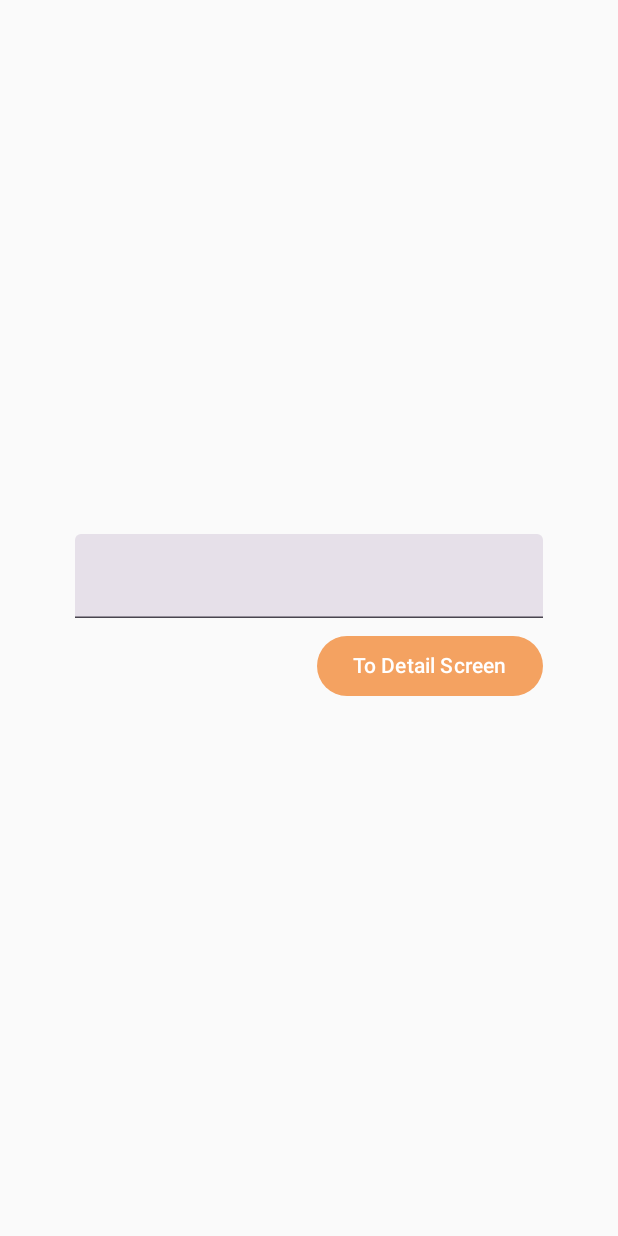
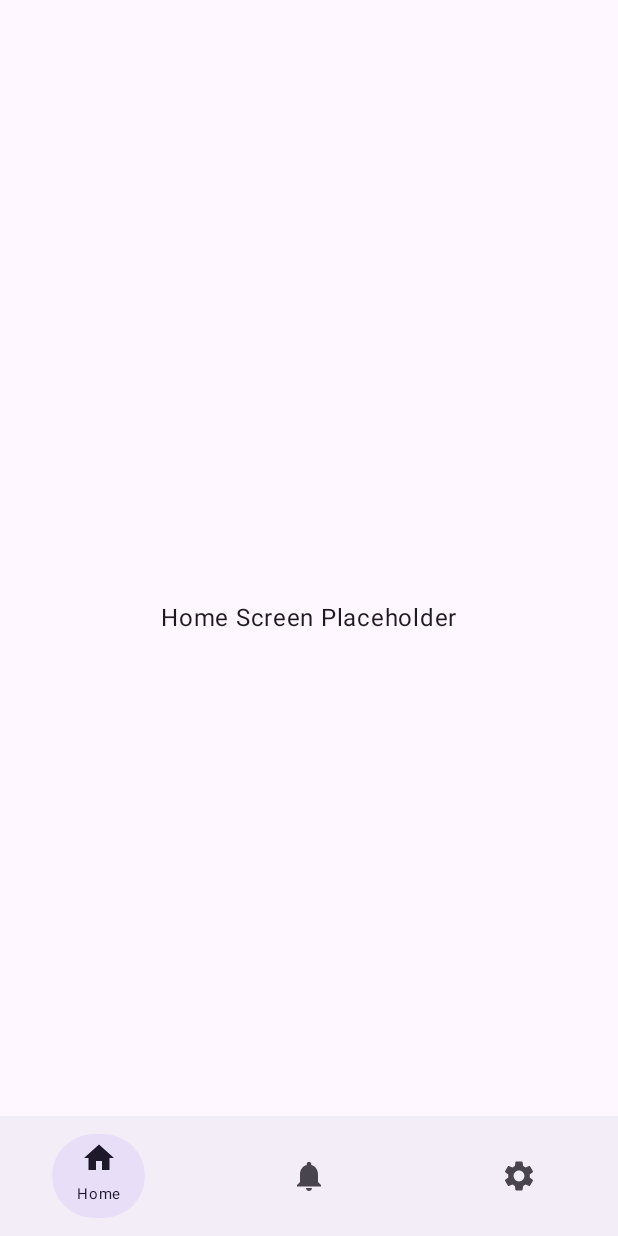
Before and after one commit to JamesAri/bp, an Android app built with Jetpack Compose: the screen it shows after launch (MainActivity), on a phone screen of 412 x 824 dp. Run offline under Robolectric (Android 15) with nearby library versions, the phone set to English and light mode, and no system bars.

Commit message:
scaffold bottom app bar navigation

```diff
--- /dev/null
+++ b/app/src/main/java/cz/zcu/students/jetpackcomposetestproject/BottomNavItem.kt
@@ -0,0 +1,45 @@
+package cz.zcu.students.jetpackcomposetestproject
+
+import androidx.compose.material.icons.Icons
+import androidx.compose.material.icons.filled.Home
+import androidx.compose.material.icons.filled.Notifications
+import androidx.compose.material.icons.filled.Settings
+import androidx.compose.ui.graphics.vector.ImageVector
+
+//data class BottomNavItem(
+//    val name: String,
+//    val route: String,
+//    val icon: ImageVector,
+//    val badgeCount: Int = 0
+//)
+
+sealed class BottomNavItem(
+    val name: String,
+    val route: String,
+    val icon: ImageVector,
+    var badgeCount: Int = 0
+) {
+    object Home : BottomNavItem(
+        name = "Home",
+        route = "home",
+        icon = Icons.Default.Home
+    )
+
+    object Notifications : BottomNavItem(
+        name = "Notifications",
+        route = "notifications",
+        icon = Icons.Default.Notifications
+    )
+
+    object Settings : BottomNavItem(
+        name = "Settings",
+        route = "settings",
+        icon = Icons.Default.Settings
+    )
+}
+
+val BottomNavItems: List<BottomNavItem> = listOf(
+    BottomNavItem.Home,
+    BottomNavItem.Notifications,
+    BottomNavItem.Settings,
+)
--- /dev/null
+++ b/app/src/main/java/cz/zcu/students/jetpackcomposetestproject/BottomNavigation.kt
@@ -0,0 +1,116 @@
+package cz.zcu.students.jetpackcomposetestproject
+
+import androidx.compose.foundation.layout.Box
+import androidx.compose.foundation.layout.Column
+import androidx.compose.foundation.layout.fillMaxSize
+import androidx.compose.material3.*
+import androidx.compose.runtime.Composable
+import androidx.compose.ui.Alignment
+import androidx.compose.ui.Alignment.Companion.CenterHorizontally
+import androidx.compose.ui.Modifier
+import androidx.compose.ui.text.style.TextAlign
+import androidx.compose.ui.unit.sp
+import androidx.navigation.NavController
+import androidx.navigation.NavHostController
+import androidx.navigation.compose.NavHost
+import androidx.navigation.compose.composable
+import androidx.navigation.compose.currentBackStackEntryAsState
+
+@Composable
+fun MyBottomNavigation(navController: NavHostController) {
+    NavHost(navController = navController, startDestination = "home") {
+        composable("home") {
+            HomeScreen()
+        }
+        composable("notifications") {
+            NotificationsScreen()
+        }
+        composable("settings") {
+            SettingsScreen()
+        }
+    }
+}
+
+// [!] In real app there would be no components - create separated file for that
+
+// Bottom navbar component
+@Composable
+fun BottomNavigationBar(
+    items: List<BottomNavItem>,
+    navController: NavController,
+    modifier: Modifier = Modifier,
+    onItemClick: (BottomNavItem) -> Unit
+) {
+    val backStackEntry = navController.currentBackStackEntryAsState()
+    NavigationBar(
+    ) {
+        items.forEach { item ->
+//            val selected = item.route == navController.currentDestination?.route
+            val selected = item.route == backStackEntry.value?.destination?.route
+            NavigationBarItem(
+                selected = selected,
+                onClick = { onItemClick(item) },
+                icon = {
+                    Column(horizontalAlignment = CenterHorizontally) {
+                        if (item.badgeCount > 0) {
+                            BadgedBox(
+                                badge = {
+                                    Badge(
+                                        containerColor = MaterialTheme.colorScheme.secondary,
+                                        contentColor = MaterialTheme.colorScheme.primary,
+                                        content = {
+                                            Text(text = item.badgeCount.toString())
+                                        })
+                                },
+                                content = {
+                                    Icon(
+                                        item.icon,
+                                        contentDescription = item.name
+                                    )
+                                }
+                            )
+                        } else {
+                            Icon(
+                                item.icon, contentDescription = item.name
+                            )
+                        }
+                        if (selected) {
+                            Text(
+                                text = item.name, textAlign = TextAlign.Center, fontSize = 10.sp
+                            )
+                        }
+                    }
+                }
+            )
+        }
+    }
+}
+
+
+// Demo Screens
+@Composable
+fun HomeScreen() {
+    Box(
+        modifier = Modifier.fillMaxSize(), contentAlignment = Alignment.Center
+    ) {
+        Text(text = "Home Screen Placeholder")
+    }
+}
+
+@Composable
+fun NotificationsScreen() {
+    Box(
+        modifier = Modifier.fillMaxSize(), contentAlignment = Alignment.Center
+    ) {
+        Text(text = "Notifications Screen Placeholder")
+    }
+}
+
+@Composable
+fun SettingsScreen() {
+    Box(
+        modifier = Modifier.fillMaxSize(), contentAlignment = Alignment.Center
+    ) {
+        Text(text = "Settings Screen Placeholder")
+    }
+}
--- a/app/src/main/java/cz/zcu/students/jetpackcomposetestproject/MainActivity.kt
+++ b/app/src/main/java/cz/zcu/students/jetpackcomposetestproject/MainActivity.kt
@@ -18,6 +18,10 @@ import androidx.compose.foundation.background
 import androidx.compose.foundation.layout.*
 import androidx.compose.foundation.lazy.LazyColumn
 import androidx.compose.foundation.lazy.itemsIndexed
+import androidx.compose.material.icons.Icons
+import androidx.compose.material.icons.filled.Home
+import androidx.compose.material.icons.filled.Notifications
+import androidx.compose.material.icons.filled.Settings
 import androidx.compose.runtime.*
 import androidx.compose.ui.Alignment
 import androidx.compose.ui.graphics.Brush
@@ -33,6 +37,8 @@ import androidx.compose.ui.unit.Dp
 import androidx.compose.ui.unit.TextUnit
 import androidx.compose.ui.unit.sp
 import androidx.lifecycle.viewmodel.compose.viewModel
+import androidx.navigation.NavController
+import androidx.navigation.compose.rememberNavController
 import cz.zcu.students.jetpackcomposetestproject.ui.theme.JetpackComposeTestProjectTheme
 import kotlinx.coroutines.CoroutineScope
 import kotlinx.coroutines.launch
@@ -47,9 +53,33 @@ class MainActivity : ComponentActivity() {
 //                LazyColumnDemo()
 //                FlowDemo()
 //                AnimationDemo()
-                Navigation()
+//                Navigation()
+                BottomNavigationDemo()
             }
         }
+    }
+}
+
+@Composable
+fun BottomNavigationDemo() {
+    val navController = rememberNavController()
+    Scaffold(
+        bottomBar = {
+            BottomNavigationBar(
+                items = listOf(
+                    BottomNavItem.Home,
+                    BottomNavItem.Notifications,
+                    BottomNavItem.Settings,
+                ),
+                navController = navController,
+                onItemClick = {
+                    navController.navigate(it.route)
+                }
+            )
+        }
+    ) {
+        MyBottomNavigation(navController = navController)
+        println(it)
     }
 }
 
```
